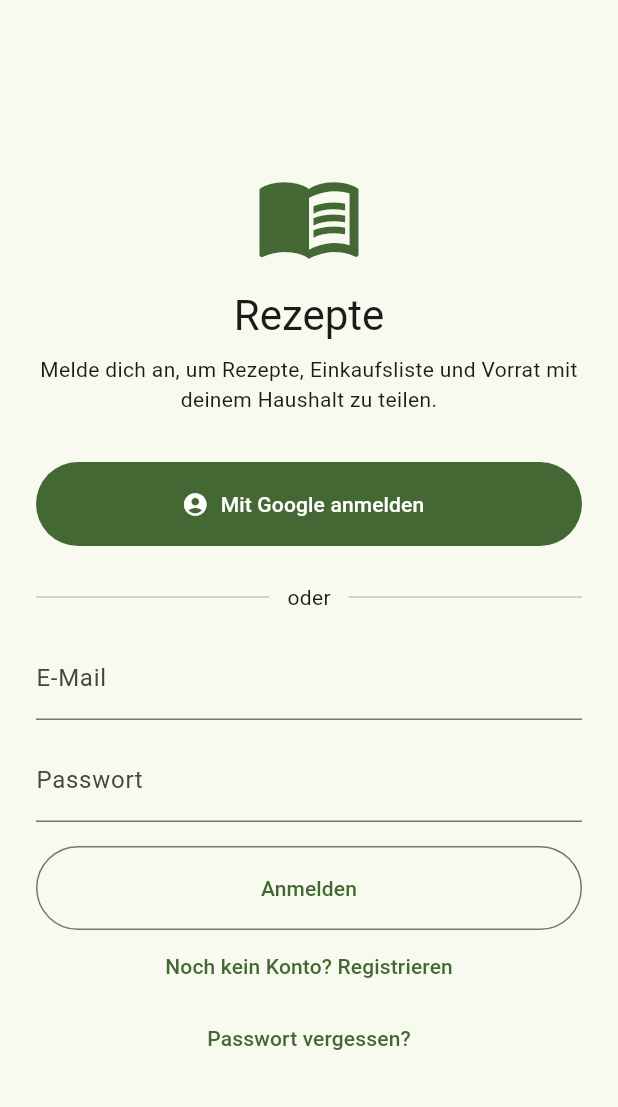
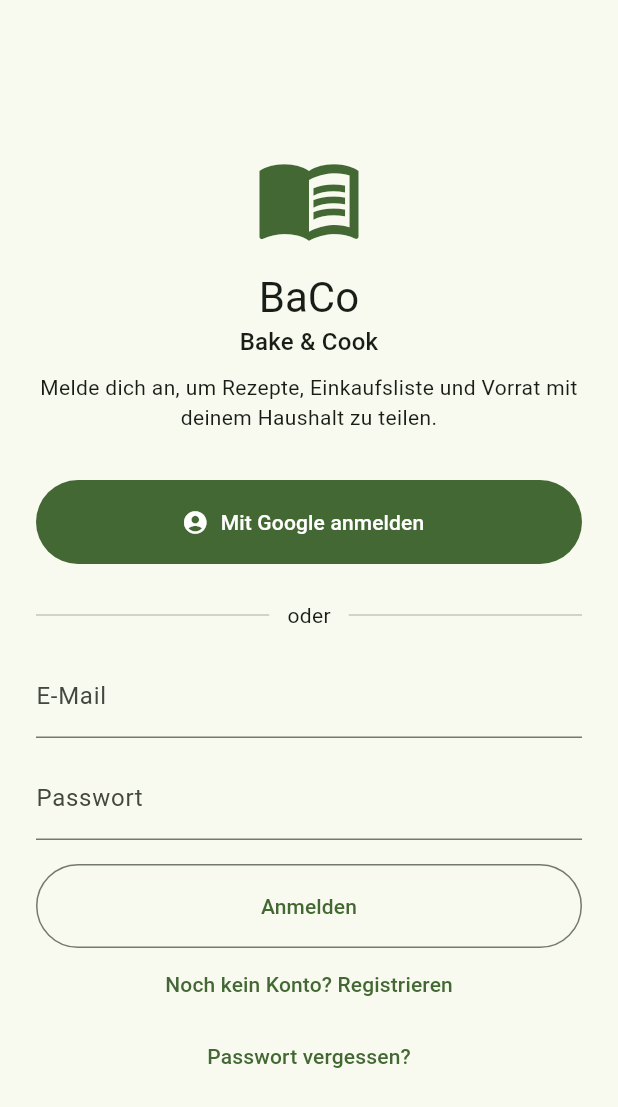
Before and after one commit to lukasnews/recipes, a Flutter app: the screen it shows after launch, on a phone screen of 412 x 824 dp. Shown: the top 1107 px of the screen. Run offline on Flutter 3.47's test engine with Material 3 defaults, Android fonts, the phone set to English and light mode, and no system bars; our stand-ins replace cloud_firestore, firebase_auth, firebase_core, firebase_crashlytics, flutter_riverpod, go_router; accounts and stored records are empty; generated files the repository leaves out were written again.

Commit message:
feat: rename app to BaCo (Bake & Cook) [skip ci]
Display name only; application id stays com.javuno.recipes.

Co-Authored-By: Claude Opus 5.5 <noreply@anthropic.com>
Claude-Session: https://claude.ai/code/session_01KkvtCtHsSFiBM2WWtsXAwz

```diff
--- a/lib/features/auth/presentation/login_screen.dart
+++ b/lib/features/auth/presentation/login_screen.dart
@@ -114,6 +114,11 @@ class _LoginScreenState extends ConsumerState<LoginScreen> {
                       style: theme.textTheme.headlineMedium,
                       textAlign: TextAlign.center,
                     ),
+                    Text(
+                      l10n.appTagline,
+                      style: theme.textTheme.titleMedium,
+                      textAlign: TextAlign.center,
+                    ),
                     const SizedBox(height: 8),
                     Text(l10n.loginSubtitle, textAlign: TextAlign.center),
                     const SizedBox(height: 32),
--- a/lib/l10n/app_de.arb
+++ b/lib/l10n/app_de.arb
@@ -1,6 +1,7 @@
 {
   "@@locale": "de",
-  "appTitle": "Rezepte",
+  "appTitle": "BaCo",
+  "appTagline": "Bake & Cook",
   "navRecipes": "Rezepte",
   "navMealPlan": "Wochenplan",
   "navShopping": "Einkauf",
```
Also changed, not shown: 6 other files.
